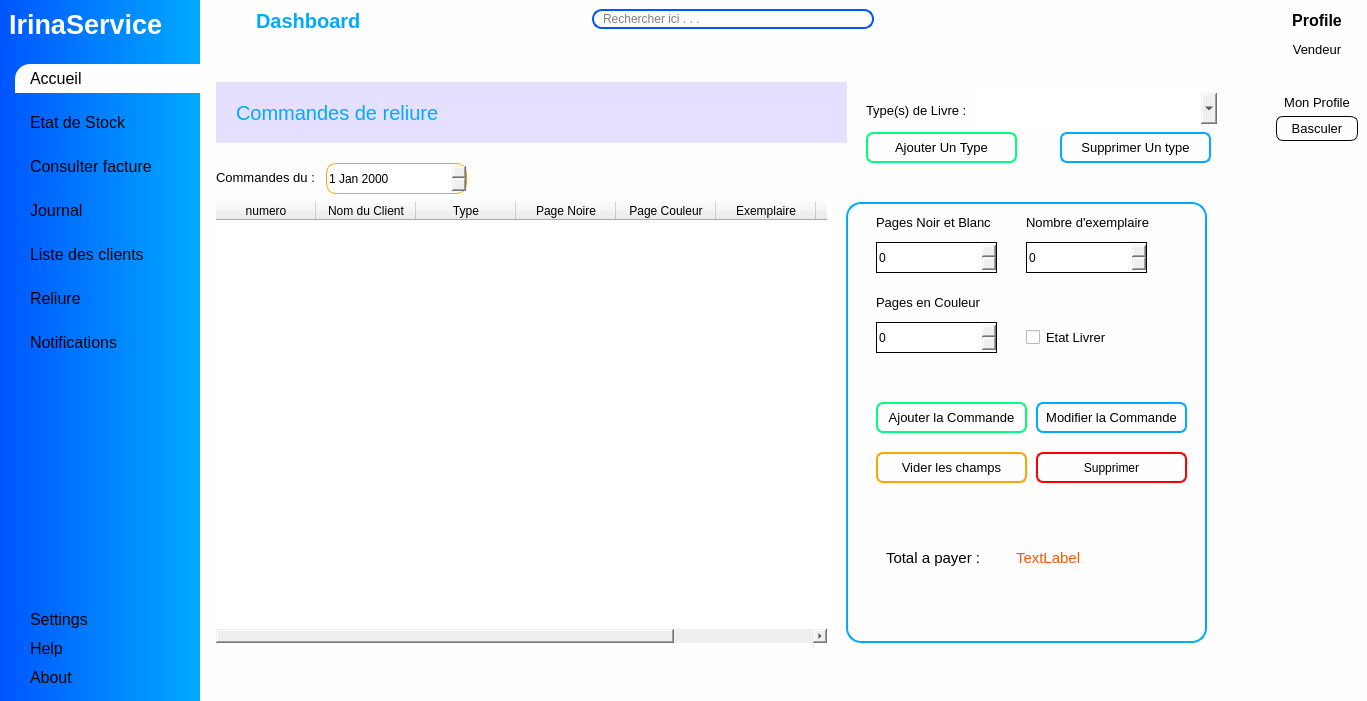
This is views/main_window.ui in ninohantonio/Store-Management as Qt 5 draws it before an edit. The edited form follows.
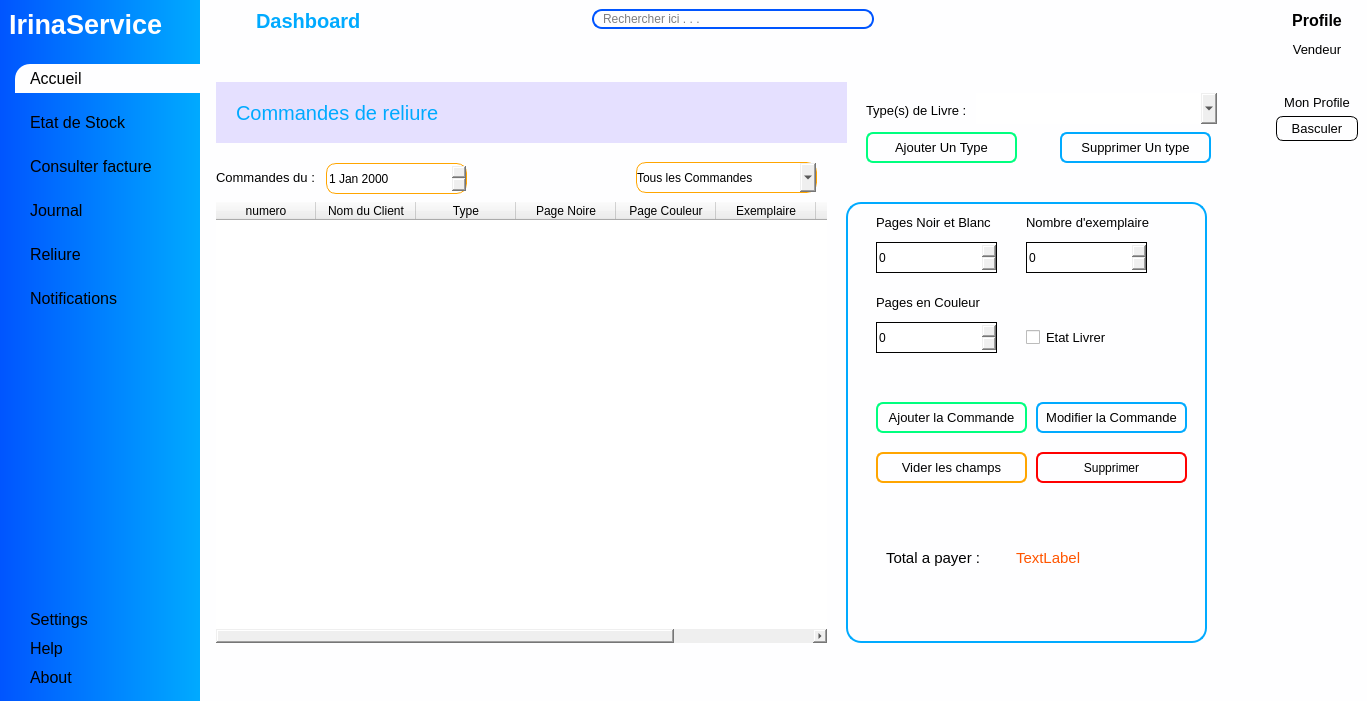
This is the edited form. The open tabs and pages were chosen to show the change. Icons and pictures are not drawn. Custom widgets are drawn as their Qt base class.

The edit to the form file:
```diff
--- a/views/main_window.ui
+++ b/views/main_window.ui
@@ -416,31 +416,6 @@
                   </property>
                  </widget>
                 </item>
-                <item>
-                 <widget class="QPushButton" name="clientBtn">
-                  <property name="font">
-                   <font>
-                    <pointsize>12</pointsize>
-                   </font>
-                  </property>
-                  <property name="cursor">
-                   <cursorShape>PointingHandCursor</cursorShape>
-                  </property>
-                  <property name="text">
-                   <string>Liste des clients</string>
-                  </property>
-                  <property name="icon">
-                   <iconset resource="resources.qrc">
-                    <normaloff>:/icons/icons/people.png</normaloff>:/icons/icons/people.png</iconset>
-                  </property>
-                  <property name="iconSize">
-                   <size>
-                    <width>22</width>
-                    <height>22</height>
-                   </size>
-                  </property>
-                 </widget>
-                </item>
                 <item>
                  <widget class="QPushButton" name="reliureBtn">
                   <property name="font">
@@ -1980,6 +1955,35 @@
 border-radius: 10px;</string>
            </property>
           </widget>
+          <widget class="QComboBox" name="filter_reliure">
+           <property name="geometry">
+            <rect>
+             <x>430</x>
+             <y>110</y>
+             <width>181</width>
+             <height>31</height>
+            </rect>
+           </property>
+           <property name="styleSheet">
+            <string notr="true">border: 1px solid orange;
+border-radius: 10px;</string>
+           </property>
+           <item>
+            <property name="text">
+             <string>Tous les Commandes</string>
+            </property>
+           </item>
+           <item>
+            <property name="text">
+             <string>Commandes Non Livrer</string>
+            </property>
+           </item>
+           <item>
+            <property name="text">
+             <string>Commande Livrer</string>
+            </property>
+           </item>
+          </widget>
          </widget>
         </widget>
        </item>
```
Left out of the diff: 31 changed lines with no effect on the pictures.
